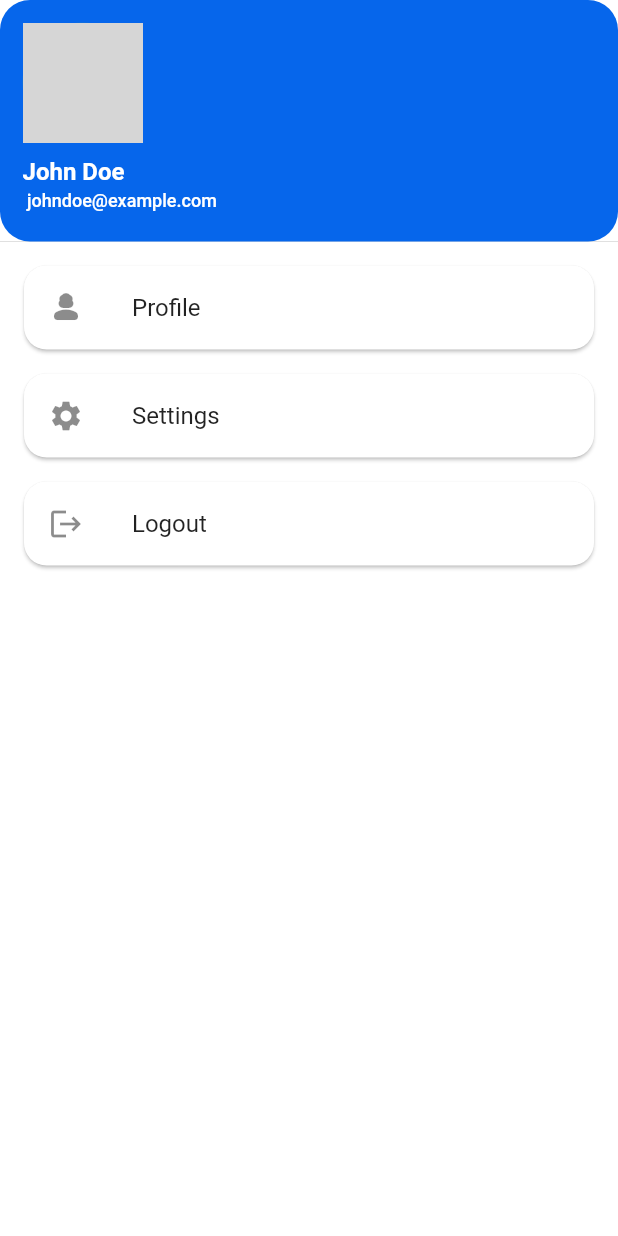
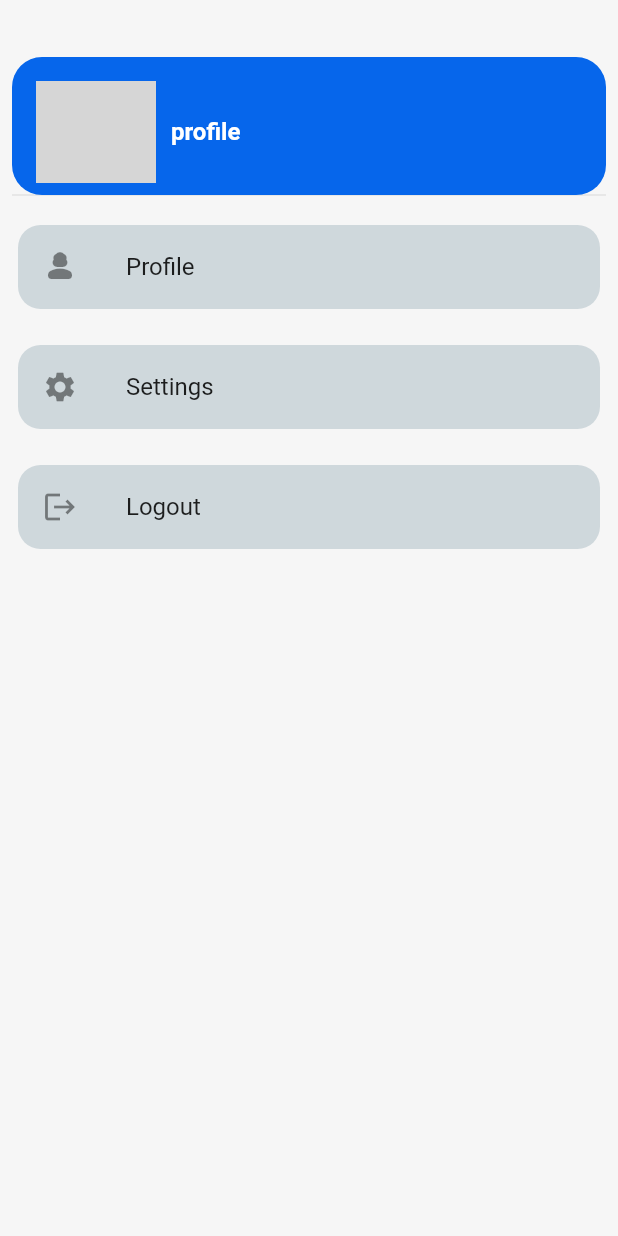
Before and after one commit to ghassen-elkamel/SpendSavvy, a Flutter app: the DrawerView screen opened by its route, after a tap on "Settings", on a phone screen of 412 x 824 dp. Run offline on Flutter 3.47's test engine with Material 2 defaults, Android fonts, the phone set to English and light mode, and no system bars; our stand-ins replace animated_bottom_navigation_bar, flutter_easyloading, flutter_svg, get, image_picker, localstorage; accounts and stored records are empty; grey boxes are pictures that could not be loaded.

Commit message:
Changes to be committed: 	modified:   lib/app/core/values/colors.dart 	modified:   lib/app/global_widgets/atoms/atom_card.dart 	modified:   lib/app/modules/drawer/views/drawer_view.dart

```diff
--- a/lib/app/core/values/colors.dart
+++ b/lib/app/core/values/colors.dart
@@ -6,5 +6,5 @@ const Color accentColor = Color(0xffFFE3E3);
 const Color accentColor2 = Color(0xffFAFFE7);
 const Color neutralColor = Color(0xffCEEEEA);
 const Color textColor = Color(0xff333333);
-const Color white = Color(0xffFFFFFF);
+const Color white = Color(0xfff6f6f6);
 const Color errorColor = Color(0xffFF5252);
--- a/lib/app/global_widgets/atoms/atom_card.dart
+++ b/lib/app/global_widgets/atoms/atom_card.dart
@@ -2,12 +2,14 @@ import 'package:flutter/material.dart';
 import 'package:spend_savvy/app/core/values/colors.dart';
 
 class AtomCard extends StatelessWidget {
+  final Color color;
   final Icon leading;
   final String title ;
 final String subtitle;
 final String trailing;
 final Function() onTap;
   const AtomCard({super.key,
+     this.color = white,
     required this.leading,
     required this.title,
     required this.subtitle,
@@ -16,17 +18,18 @@ final Function() onTap;
 });
   @override
   Widget build(BuildContext context) {
-    return SizedBox(
+    return Padding(
+      padding: const EdgeInsets.only(top:8.0, bottom: 8.0),
+      child: Card(
 
-      child: Card(
-        color: white,
-
+        color: color,
         shape: RoundedRectangleBorder(
           borderRadius: BorderRadius.circular(15.0),
         ),
 
 
-        margin: EdgeInsets.symmetric(horizontal: 16, vertical: 8),
+elevation: 0,
+
         child: ListTile(
           leading: leading,
           title: Text(title),
--- a/lib/app/modules/drawer/views/drawer_view.dart
+++ b/lib/app/modules/drawer/views/drawer_view.dart
@@ -11,23 +11,29 @@ class DrawerView extends GetView<DrawerController> {
   const DrawerView({Key? key}) : super(key: key);
   @override
   Widget build(BuildContext context) {
-    return AppScaffold(body:ListView(
-padding: EdgeInsets.zero,
+    return AppScaffold(body:Padding(
+      padding: const EdgeInsets.symmetric(horizontal: 8, vertical: 38),
+      child: ListView(
+
       physics: const BouncingScrollPhysics(),
       shrinkWrap: true,
       scrollDirection: Axis.vertical,
       children: <Widget>[
-    const DrawerHeader(
+       const SizedBox(
+      height: 100,
+        child: DrawerHeader(
 
-      padding: EdgeInsets.all(15),
+
+        curve: Curves.easeInOut,
         decoration: BoxDecoration(
 
             color: primaryColor,
           borderRadius: BorderRadius.all( Radius.circular(20),),
 
         ),
-    child: Column(
-    crossAxisAlignment: CrossAxisAlignment.start,
+        child: Row(
+          mainAxisAlignment: MainAxisAlignment.start,
+        crossAxisAlignment: CrossAxisAlignment.center,
         children: [
         CircleAvatar(
         radius: 40,
@@ -35,9 +41,9 @@ padding: EdgeInsets.zero,
         ),
 
         Padding(
-      padding: EdgeInsets.only(top:10),
+          padding: EdgeInsets.all(10),
           child: Text(
-      'John Doe',
+          'profile',
           style: TextStyle(
           color: Colors.white,
           fontSize: 16,
@@ -45,30 +51,24 @@ padding: EdgeInsets.zero,
           ),
           ),
         ),
-    Padding(
-      padding: EdgeInsets.all(3.0),
-      child: Text(
-      'johndoe@example.com',
-      style: TextStyle(
-      color: Colors.white,
-        fontSize: 12,
+
+
+        ],
         ),
         ),
       ),
-    ],
-    ),
-    ),
-  AtomCard(leading: Icon(Icons.person_3_rounded), title: 'Profile', subtitle: 'Manage your profile', trailing: '>', onTap: () {
-    }),
-   AtomCard(leading: Icon(Icons.settings), title: 'Settings', subtitle: 'Manage your settings', trailing: '>', onTap: () {
+  AtomCard(leading: const Icon(Icons.person_3_rounded), title: 'Profile', subtitle: 'Manage your profile', trailing: '>', onTap: () {
+      },color:Colors.blueGrey[100]!,),
+   AtomCard(leading: const Icon(Icons.settings), title: 'Settings', subtitle: 'Manage your settings', trailing: '>', onTap: () {
 
-    }),
+      },color:Colors.blueGrey[100]!,),
    AtomCard(leading:  Icon(Icons.logout), title: 'Logout', subtitle: 'Logout from your account', trailing: '>', onTap: () async {
        Get.offAllNamed('/login');
 await AuthService().logout();
 
-    }),
+      },color:Colors.blueGrey[100]!,),
       ],
+      ),
     ),);
   }
 }
```
Lines whose indentation alone changed are shown as unchanged.
